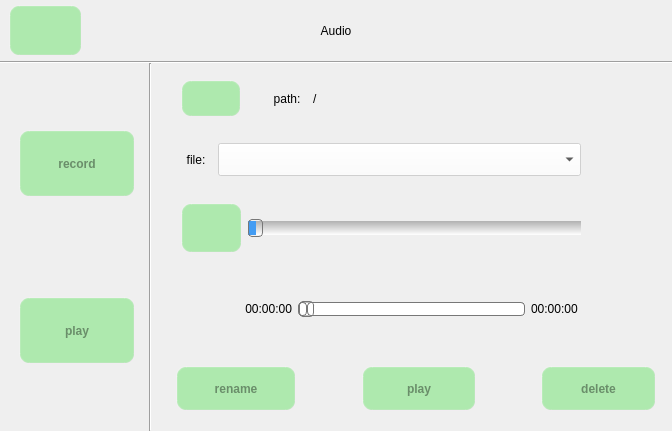
Before: the Qt Designer form voice.ui in jizizihe/baijie_demo, drawn with Qt 5.
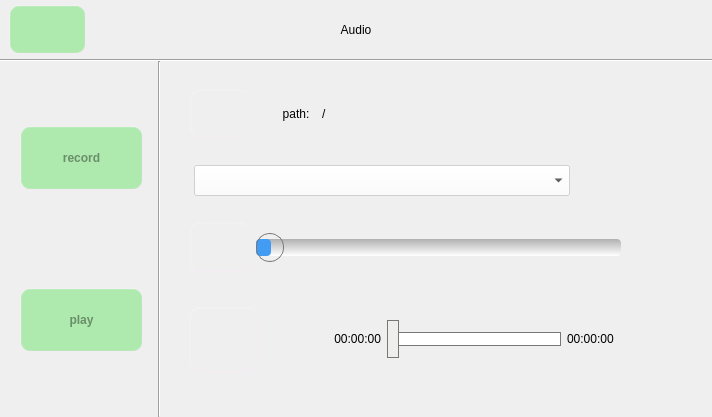
After: the same form once the commit is applied. The open tabs and pages were chosen to show the change. Icons and pictures are not drawn. Custom widgets are drawn as their Qt base class.

```diff
--- a/voice.ui
+++ b/voice.ui
@@ -9,8 +9,8 @@
    <rect>
     <x>0</x>
     <y>0</y>
-    <width>672</width>
-    <height>431</height>
+    <width>712</width>
+    <height>417</height>
    </rect>
   </property>
   <property name="sizePolicy">
@@ -774,7 +774,7 @@
               <verstretch>0</verstretch>
              </sizepolicy>
             </property>
-            <layout class="QGridLayout" name="gridLayout_2" rowstretch="1,3,2,3,2,3,3,2,3,3">
+            <layout class="QGridLayout" name="gridLayout_2" rowstretch="2,3,2,3,2,3,3,3,3">
              <property name="leftMargin">
               <number>0</number>
              </property>
@@ -785,297 +785,11 @@
               <number>0</number>
              </property>
              <property name="bottomMargin">
-              <number>20</number>
+              <number>10</number>
              </property>
              <property name="spacing">
               <number>0</number>
              </property>
-             <item row="0" column="0">
-              <spacer name="verticalSpacer_12">
-               <property name="orientation">
-                <enum>Qt::Vertical</enum>
-               </property>
-               <property name="sizeHint" stdset="0">
-                <size>
-                 <width>20</width>
-                 <height>40</height>
-                </size>
-               </property>
-              </spacer>
-             </item>
-             <item row="1" column="0">
-              <widget class="QWidget" name="widget_6" native="true">
-               <layout class="QHBoxLayout" name="horizontalLayout_12" stretch="1,2,2,11,1">
-                <property name="leftMargin">
-                 <number>0</number>
-                </property>
-                <property name="topMargin">
-                 <number>0</number>
-                </property>
-                <property name="rightMargin">
-                 <number>0</number>
-                </property>
-                <property name="bottomMargin">
-                 <number>0</number>
-                </property>
-                <item>
-                 <spacer name="horizontalSpacer_21">
-                  <property name="orientation">
-                   <enum>Qt::Horizontal</enum>
-                  </property>
-                  <property name="sizeHint" stdset="0">
-                   <size>
-                    <width>39</width>
-                    <height>20</height>
-                   </size>
-                  </property>
-                 </spacer>
-                </item>
-                <item>
-                 <widget class="QPushButton" name="choose_btn">
-                  <property name="sizePolicy">
-                   <sizepolicy hsizetype="Minimum" vsizetype="Minimum">
-                    <horstretch>0</horstretch>
-                    <verstretch>0</verstretch>
-                   </sizepolicy>
-                  </property>
-                  <property name="minimumSize">
-                   <size>
-                    <width>0</width>
-                    <height>0</height>
-                   </size>
-                  </property>
-                  <property name="text">
-                   <string/>
-                  </property>
-                  <property name="icon">
-                   <iconset resource="translation.qrc">
-                    <normaloff>:/button_image/open.png</normaloff>:/button_image/open.png</iconset>
-                  </property>
-                  <property name="iconSize">
-                   <size>
-                    <width>32</width>
-                    <height>32</height>
-                   </size>
-                  </property>
-                 </widget>
-                </item>
-                <item>
-                 <widget class="QLabel" name="label">
-                  <property name="sizePolicy">
-                   <sizepolicy hsizetype="Minimum" vsizetype="Minimum">
-                    <horstretch>0</horstretch>
-                    <verstretch>0</verstretch>
-                   </sizepolicy>
-                  </property>
-                  <property name="minimumSize">
-                   <size>
-                    <width>0</width>
-                    <height>0</height>
-                   </size>
-                  </property>
-                  <property name="maximumSize">
-                   <size>
-                    <width>16777215</width>
-                    <height>16777215</height>
-                   </size>
-                  </property>
-                  <property name="text">
-                   <string>path:  </string>
-                  </property>
-                  <property name="alignment">
-                   <set>Qt::AlignRight|Qt::AlignTrailing|Qt::AlignVCenter</set>
-                  </property>
-                 </widget>
-                </item>
-                <item>
-                 <widget class="QLabel" name="pathname_2">
-                  <property name="sizePolicy">
-                   <sizepolicy hsizetype="Minimum" vsizetype="Minimum">
-                    <horstretch>0</horstretch>
-                    <verstretch>0</verstretch>
-                   </sizepolicy>
-                  </property>
-                  <property name="minimumSize">
-                   <size>
-                    <width>0</width>
-                    <height>0</height>
-                   </size>
-                  </property>
-                  <property name="maximumSize">
-                   <size>
-                    <width>16777215</width>
-                    <height>16777215</height>
-                   </size>
-                  </property>
-                  <property name="layoutDirection">
-                   <enum>Qt::LeftToRight</enum>
-                  </property>
-                  <property name="text">
-                   <string>/ </string>
-                  </property>
-                  <property name="alignment">
-                   <set>Qt::AlignLeading|Qt::AlignLeft|Qt::AlignVCenter</set>
-                  </property>
-                  <property name="margin">
-                   <number>5</number>
-                  </property>
-                 </widget>
-                </item>
-                <item>
-                 <spacer name="horizontalSpacer_22">
-                  <property name="orientation">
-                   <enum>Qt::Horizontal</enum>
-                  </property>
-                  <property name="sizeHint" stdset="0">
-                   <size>
-                    <width>39</width>
-                    <height>20</height>
-                   </size>
-                  </property>
-                 </spacer>
-                </item>
-               </layout>
-              </widget>
-             </item>
-             <item row="2" column="0">
-              <spacer name="verticalSpacer_11">
-               <property name="orientation">
-                <enum>Qt::Vertical</enum>
-               </property>
-               <property name="sizeHint" stdset="0">
-                <size>
-                 <width>20</width>
-                 <height>40</height>
-                </size>
-               </property>
-              </spacer>
-             </item>
-             <item row="3" column="0">
-              <widget class="QWidget" name="widget_10" native="true">
-               <property name="sizePolicy">
-                <sizepolicy hsizetype="Minimum" vsizetype="Minimum">
-                 <horstretch>0</horstretch>
-                 <verstretch>0</verstretch>
-                </sizepolicy>
-               </property>
-               <property name="minimumSize">
-                <size>
-                 <width>0</width>
-                 <height>0</height>
-                </size>
-               </property>
-               <property name="maximumSize">
-                <size>
-                 <width>16777215</width>
-                 <height>16777215</height>
-                </size>
-               </property>
-               <property name="layoutDirection">
-                <enum>Qt::LeftToRight</enum>
-               </property>
-               <layout class="QHBoxLayout" name="horizontalLayout_3" stretch="1,1,12,3">
-                <property name="spacing">
-                 <number>6</number>
-                </property>
-                <property name="leftMargin">
-                 <number>0</number>
-                </property>
-                <property name="topMargin">
-                 <number>2</number>
-                </property>
-                <property name="rightMargin">
-                 <number>0</number>
-                </property>
-                <property name="bottomMargin">
-                 <number>2</number>
-                </property>
-                <item>
-                 <spacer name="horizontalSpacer_17">
-                  <property name="orientation">
-                   <enum>Qt::Horizontal</enum>
-                  </property>
-                  <property name="sizeHint" stdset="0">
-                   <size>
-                    <width>40</width>
-                    <height>20</height>
-                   </size>
-                  </property>
-                 </spacer>
-                </item>
-                <item>
-                 <widget class="QLabel" name="label_2">
-                  <property name="sizePolicy">
-                   <sizepolicy hsizetype="Minimum" vsizetype="Minimum">
-                    <horstretch>0</horstretch>
-                    <verstretch>0</verstretch>
-                   </sizepolicy>
-                  </property>
-                  <property name="text">
-                   <string> file:  </string>
-                  </property>
-                  <property name="alignment">
-                   <set>Qt::AlignRight|Qt::AlignTrailing|Qt::AlignVCenter</set>
-                  </property>
-                 </widget>
-                </item>
-                <item>
-                 <widget class="QComboBox" name="combox">
-                  <property name="sizePolicy">
-                   <sizepolicy hsizetype="Minimum" vsizetype="Minimum">
-                    <horstretch>0</horstretch>
-                    <verstretch>0</verstretch>
-                   </sizepolicy>
-                  </property>
-                  <property name="minimumSize">
-                   <size>
-                    <width>0</width>
-                    <height>0</height>
-                   </size>
-                  </property>
-                  <property name="maximumSize">
-                   <size>
-                    <width>16777215</width>
-                    <height>16777215</height>
-                   </size>
-                  </property>
-                  <property name="layoutDirection">
-                   <enum>Qt::LeftToRight</enum>
-                  </property>
-                  <property name="styleSheet">
-                   <string notr="true"/>
-                  </property>
-                 </widget>
-                </item>
-                <item>
-                 <spacer name="horizontalSpacer">
-                  <property name="orientation">
-                   <enum>Qt::Horizontal</enum>
-                  </property>
-                  <property name="sizeHint" stdset="0">
-                   <size>
-                    <width>40</width>
-                    <height>20</height>
-                   </size>
-                  </property>
-                 </spacer>
-                </item>
-               </layout>
-              </widget>
-             </item>
-             <item row="4" column="0">
-              <spacer name="verticalSpacer_8">
-               <property name="orientation">
-                <enum>Qt::Vertical</enum>
-               </property>
-               <property name="sizeHint" stdset="0">
-                <size>
-                 <width>20</width>
-                 <height>40</height>
-                </size>
-               </property>
-              </spacer>
-             </item>
              <item row="5" column="0">
               <widget class="QWidget" name="widget_2" native="true">
                <property name="sizePolicy">
@@ -1090,7 +804,7 @@
                  <height>70</height>
                 </size>
                </property>
-               <layout class="QHBoxLayout" name="horizontalLayout_6" stretch="1,2,11,3">
+               <layout class="QHBoxLayout" name="horizontalLayout_6" stretch="1,1,12,3">
                 <property name="leftMargin">
                  <number>0</number>
                 </property>
@@ -1136,6 +850,11 @@
                     <height>16777215</height>
                    </size>
                   </property>
+                  <property name="styleSheet">
+                   <string notr="true">background-color:transparent;
+border-image: url(:/button_image/voice/sound_u.svg);
+</string>
+                  </property>
                   <property name="text">
                    <string/>
                   </property>
@@ -1180,31 +899,31 @@
                   <property name="styleSheet">
                    <string notr="true">QSlider
 {
-    border-style: outset;
-    border-radius: 20px;
+    border-style: outset;  
 }
   
 QSlider::groove:horizontal
 {
-  height: 14px;
-background: white;  
+    height: 17px;
+    background: white;  
     background: qlineargradient(x1:0, y1:0, x2:0, y2:1, stop:0 #B1B1B1, stop:1 white);
-       margin: 0px 0;                                         
+    margin: 0px 0; 
+    border-radius: 4px;                                        
 }
 
 QSlider::sub-page:horizontal{                               
- background: qlineargradient(spread:pad, x1:0, y1:1, x2:0, y2:0, stop:0 #439cf3, stop:0.25 #439cf3, stop:0.5 #439cf3, stop:1 #439cf3);                     
+ background: qlineargradient(spread:pad, x1:0, y1:1, x2:0, y2:0, stop:0 #439cf3, stop:0.25 #439cf3, stop:0.5 #439cf3, stop:1 #439cf3);     
+ border-radius: 4px;                    
 }
 QSlider::handle:horizontal
 {
     background: qlineargradient(x1:0, y1:0, x2:1, y2:1,  
-    stop:0 #eee, stop:1 #ccc);  
-border: 1px solid #777;  
-width: 13px;  
-margin-top: -2px;  
-margin-bottom: -2px;  
-border-radius: 4px;  
-
+    stop:0 #fff, stop:1 #fff);  
+    border: 1px solid #777;  
+    width: 26px;  
+    margin-top: -6px;  
+    margin-bottom: -6px;  
+    border-radius: 14px;  
 }</string>
                   </property>
                   <property name="orientation">
@@ -1241,9 +960,345 @@
                </property>
               </spacer>
              </item>
+             <item row="4" column="0">
+              <spacer name="verticalSpacer_8">
+               <property name="orientation">
+                <enum>Qt::Vertical</enum>
+               </property>
+               <property name="sizeHint" stdset="0">
+                <size>
+                 <width>20</width>
+                 <height>40</height>
+                </size>
+               </property>
+              </spacer>
+             </item>
+             <item row="3" column="0">
+              <widget class="QWidget" name="widget_10" native="true">
+               <property name="sizePolicy">
+                <sizepolicy hsizetype="Minimum" vsizetype="Minimum">
+                 <horstretch>0</horstretch>
+                 <verstretch>0</verstretch>
+                </sizepolicy>
+               </property>
+               <property name="minimumSize">
+                <size>
+                 <width>0</width>
+                 <height>0</height>
+                </size>
+               </property>
+               <property name="maximumSize">
+                <size>
+                 <width>16777215</width>
+                 <height>16777215</height>
+                </size>
+               </property>
+               <property name="layoutDirection">
+                <enum>Qt::LeftToRight</enum>
+               </property>
+               <layout class="QHBoxLayout" name="horizontalLayout_3" stretch="1,11,1,1,1">
+                <property name="spacing">
+                 <number>6</number>
+                </property>
+                <property name="leftMargin">
+                 <number>0</number>
+                </property>
+                <property name="topMargin">
+                 <number>2</number>
+                </property>
+                <property name="rightMargin">
+                 <number>0</number>
+                </property>
+                <property name="bottomMargin">
+                 <number>2</number>
+                </property>
+                <item>
+                 <spacer name="horizontalSpacer_17">
+                  <property name="orientation">
+                   <enum>Qt::Horizontal</enum>
+                  </property>
+                  <property name="sizeHint" stdset="0">
+                   <size>
+                    <width>40</width>
+                    <height>20</height>
+                   </size>
+                  </property>
+                 </spacer>
+                </item>
+                <item>
+                 <widget class="QComboBox" name="combox">
+                  <property name="sizePolicy">
+                   <sizepolicy hsizetype="Minimum" vsizetype="Minimum">
+                    <horstretch>0</horstretch>
+                    <verstretch>0</verstretch>
+                   </sizepolicy>
+                  </property>
+                  <property name="minimumSize">
+                   <size>
+                    <width>0</width>
+                    <height>0</height>
+                   </size>
+                  </property>
+                  <property name="maximumSize">
+                   <size>
+                    <width>16777215</width>
+                    <height>16777215</height>
+                   </size>
+                  </property>
+                  <property name="layoutDirection">
+                   <enum>Qt::LeftToRight</enum>
+                  </property>
+                  <property name="styleSheet">
+                   <string notr="true"/>
+                  </property>
+                 </widget>
+                </item>
+                <item>
+                 <widget class="QPushButton" name="btn_rename">
+                  <property name="sizePolicy">
+                   <sizepolicy hsizetype="Minimum" vsizetype="Minimum">
+                    <horstretch>0</horstretch>
+                    <verstretch>0</verstretch>
+                   </sizepolicy>
+                  </property>
+                  <property name="minimumSize">
+                   <size>
+                    <width>0</width>
+                    <height>0</height>
+                   </size>
+                  </property>
+                  <property name="maximumSize">
+                   <size>
+                    <width>16777215</width>
+                    <height>16777215</height>
+                   </size>
+                  </property>
+                  <property name="font">
+                   <font>
+                    <weight>75</weight>
+                    <bold>true</bold>
+                   </font>
+                  </property>
+                  <property name="layoutDirection">
+                   <enum>Qt::LeftToRight</enum>
+                  </property>
+                  <property name="styleSheet">
+                   <string notr="true">background-color:transparent;
+border-color: transparent;
+</string>
+                  </property>
+                  <property name="icon">
+                   <iconset resource="translation.qrc">
+                    <normaloff>:/button_image/voice/rename.svg</normaloff>:/button_image/voice/rename.svg</iconset>
+                  </property>
+                  <property name="iconSize">
+                   <size>
+                    <width>58</width>
+                    <height>48</height>
+                   </size>
+                  </property>
+                 </widget>
+                </item>
+                <item>
+                 <widget class="QPushButton" name="btn_delete">
+                  <property name="sizePolicy">
+                   <sizepolicy hsizetype="Minimum" vsizetype="Minimum">
+                    <horstretch>0</horstretch>
+                    <verstretch>0</verstretch>
+                   </sizepolicy>
+                  </property>
+                  <property name="minimumSize">
+                   <size>
+                    <width>0</width>
+                    <height>0</height>
+                   </size>
+                  </property>
+                  <property name="maximumSize">
+                   <size>
+                    <width>16777215</width>
+                    <height>16777215</height>
+                   </size>
+                  </property>
+                  <property name="font">
+                   <font>
+                    <weight>75</weight>
+                    <italic>false</italic>
+                    <bold>true</bold>
+                   </font>
+                  </property>
+                  <property name="layoutDirection">
+                   <enum>Qt::LeftToRight</enum>
+                  </property>
+                  <property name="styleSheet">
+                   <string notr="true">background-color:transparent;
+border-color: transparent;</string>
+                  </property>
+                  <property name="icon">
+                   <iconset resource="translation.qrc">
+                    <normaloff>:/button_image/voice/del.svg</normaloff>:/button_image/voice/del.svg</iconset>
+                  </property>
+                  <property name="iconSize">
+                   <size>
+                    <width>58</width>
+                    <height>48</height>
+                   </size>
+                  </property>
+                 </widget>
+                </item>
+                <item>
+                 <spacer name="horizontalSpacer">
+                  <property name="orientation">
+                   <enum>Qt::Horizontal</enum>
+                  </property>
+                  <property name="sizeHint" stdset="0">
+                   <size>
+                    <width>40</width>
+                    <height>20</height>
+                   </size>
+                  </property>
+                 </spacer>
+                </item>
+               </layout>
+              </widget>
+             </item>
+             <item row="1" column="0">
+              <widget class="QWidget" name="widget_6" native="true">
+               <layout class="QHBoxLayout" name="horizontalLayout_12" stretch="1,1,2,12,1">
+                <property name="leftMargin">
+                 <number>0</number>
+                </property>
+                <property name="topMargin">
+                 <number>0</number>
+                </property>
+                <property name="rightMargin">
+                 <number>0</number>
+                </property>
+                <property name="bottomMargin">
+                 <number>0</number>
+                </property>
+                <item>
+                 <spacer name="horizontalSpacer_21">
+                  <property name="orientation">
+                   <enum>Qt::Horizontal</enum>
+                  </property>
+                  <property name="sizeHint" stdset="0">
+                   <size>
+                    <width>39</width>
+                    <height>20</height>
+                   </size>
+                  </property>
+                 </spacer>
+                </item>
+                <item>
+                 <widget class="QPushButton" name="btn_chooseFile">
+                  <property name="sizePolicy">
+                   <sizepolicy hsizetype="Minimum" vsizetype="Minimum">
+                    <horstretch>0</horstretch>
+                    <verstretch>0</verstretch>
+                   </sizepolicy>
+                  </property>
+                  <property name="minimumSize">
+                   <size>
+                    <width>60</width>
+                    <height>50</height>
+                   </size>
+                  </property>
+                  <property name="styleSheet">
+                   <string notr="true"> background-color:transparent;
+ border-image: url(:/button_image/udevt.svg);</string>
+                  </property>
+                  <property name="text">
+                   <string/>
+                  </property>
+                  <property name="iconSize">
+                   <size>
+                    <width>32</width>
+                    <height>32</height>
+                   </size>
+                  </property>
+                 </widget>
+                </item>
+                <item>
+                 <widget class="QLabel" name="lbl_path">
+                  <property name="sizePolicy">
+                   <sizepolicy hsizetype="Minimum" vsizetype="Minimum">
+                    <horstretch>0</horstretch>
+                    <verstretch>0</verstretch>
+                   </sizepolicy>
+                  </property>
+                  <property name="minimumSize">
+                   <size>
+                    <width>0</width>
+                    <height>0</height>
+                   </size>
+                  </property>
+                  <property name="maximumSize">
+                   <size>
+                    <width>16777215</width>
+                    <height>16777215</height>
+                   </size>
+                  </property>
+                  <property name="text">
+                   <string>path:  </string>
+                  </property>
+                  <property name="alignment">
+                   <set>Qt::AlignRight|Qt::AlignTrailing|Qt::AlignVCenter</set>
+                  </property>
+                 </widget>
+                </item>
+                <item>
+                 <widget class="QLabel" name="lbl_pathValue">
+                  <property name="sizePolicy">
+                   <sizepolicy hsizetype="Minimum" vsizetype="Minimum">
+                    <horstretch>0</horstretch>
+                    <verstretch>0</verstretch>
+                   </sizepolicy>
+                  </property>
+                  <property name="minimumSize">
+                   <size>
+                    <width>0</width>
+                    <height>0</height>
+                   </size>
+                  </property>
+                  <property name="maximumSize">
+                   <size>
+                    <width>16777215</width>
+                    <height>16777215</height>
+                   </size>
+                  </property>
+                  <property name="layoutDirection">
+                   <enum>Qt::LeftToRight</enum>
+                  </property>
+                  <property name="text">
+                   <string>/ </string>
+                  </property>
+                  <property name="alignment">
+                   <set>Qt::AlignLeading|Qt::AlignLeft|Qt::AlignVCenter</set>
+                  </property>
+                  <property name="margin">
+                   <number>5</number>
+                  </property>
+                 </widget>
+                </item>
+                <item>
+                 <spacer name="horizontalSpacer_22">
+                  <property name="orientation">
+                   <enum>Qt::Horizontal</enum>
+                  </property>
+                  <property name="sizeHint" stdset="0">
+                   <size>
+                    <width>39</width>
+                    <height>20</height>
+                   </size>
+                  </property>
+                 </spacer>
+                </item>
+               </layout>
+              </widget>
+             </item>
              <item row="7" column="0">
               <widget class="QWidget" name="widget_11" native="true">
-               <layout class="QHBoxLayout" name="horizontalLayout_9" stretch="1,4,8,4,1">
+               <layout class="QHBoxLayout" name="horizontalLayout_9" stretch="1,1,4,6,4,1">
                 <property name="spacing">
                  <number>6</number>
                 </property>
@@ -1273,7 +1328,47 @@
                  </spacer>
                 </item>
                 <item>
-                 <widget class="QLabel" name="label_timeend">
+                 <widget class="QPushButton" name="btn_playVoice">
+                  <property name="sizePolicy">
+                   <sizepolicy hsizetype="Minimum" vsizetype="Minimum">
+                    <horstretch>0</horstretch>
+                    <verstretch>0</verstretch>
+                   </sizepolicy>
+                  </property>
+                  <property name="minimumSize">
+                   <size>
+                    <width>70</width>
+                    <height>65</height>
+                   </size>
+                  </property>
+                  <property name="maximumSize">
+                   <size>
+                    <width>16777215</width>
+                    <height>16777215</height>
+                   </size>
+                  </property>
+                  <property name="font">
+                   <font>
+                    <weight>75</weight>
+                    <bold>true</bold>
+                   </font>
+                  </property>
+                  <property name="layoutDirection">
+                   <enum>Qt::LeftToRight</enum>
+                  </property>
+                  <property name="styleSheet">
+                   <string notr="true">background-color:transparent;border-image: url(:/button_image/voice/play.svg);</string>
+                  </property>
+                  <property name="iconSize">
+                   <size>
+                    <width>32</width>
+                    <height>32</height>
+                   </size>
+                  </property>
+                 </widget>
+                </item>
+                <item>
+                 <widget class="QLabel" name="lbl_timeEnd">
                   <property name="sizePolicy">
                    <sizepolicy hsizetype="Minimum" vsizetype="Minimum">
                     <horstretch>0</horstretch>
@@ -1314,13 +1409,13 @@
                   <property name="minimumSize">
                    <size>
                     <width>0</width>
-                    <height>40</height>
+                    <height>0</height>
                    </size>
                   </property>
                   <property name="maximumSize">
                    <size>
                     <width>16777215</width>
-                    <height>40</height>
+                    <height>16777215</height>
                    </size>
                   </property>
                   <property name="layoutDirection">
@@ -1328,35 +1423,31 @@
                   </property>
                   <property name="styleSheet">
                    <string notr="true">QSlider::groove:horizontal {  
-border: 1px solid #bbb;  
-background: white;  
-height: 12px;  
-border-radius: 4px;  
+   border: 1px solid #bbb;  
+   background: white;  
+   height: 12px;  
+   border-radius: 2px;  
 }  
   
 QSlider::sub-page:horizontal {  
-background: qlineargradient(x1: 0, y1: 0.2, x2: 1, y2: 1,  
-    stop: 0 #bbf, stop: 1 #55f);  
-border: 1px solid #777;  
-height: 10px;  
-border-radius: 4px;  
+   background-color: rgb(215, 234, 244);
+   border: 1px solid #777;  
 }  
   
 QSlider::add-page:horizontal {  
-background: #fff;  
-border: 1px solid #777;  
-height: 10px;  
-border-radius: 4px;  
+   background: #fff;  
+   border: 1px solid #777;  
 }  
   
 QSlider::handle:horizontal {  
-background: qlineargradient(x1:0, y1:0, x2:1, y2:1,  
-    stop:0 #eee, stop:1 #ccc);  
-border: 1px solid #777;  
-width: 13px;  
-margin-top: -2px;  
-margin-bottom: -2px;  
-border-radius: 4px;  
+   background-color: rgb(238, 238, 236);
+   border: 1px solid #777;  
+   width: 10px;  
+   margin-top: -13px;  
+   margin-bottom: -13px;  
+   margin-left: -1px;  
+   margin-right: -1px;  
+   height: 12px;  
 }</string>
                   </property>
                   <property name="orientation">
@@ -1418,238 +1509,31 @@
                </property>
               </spacer>
              </item>
-             <item row="9" column="0">
-              <widget class="QWidget" name="widget_8" native="true">
-               <property name="sizePolicy">
-                <sizepolicy hsizetype="Minimum" vsizetype="Minimum">
-                 <horstretch>0</horstretch>
-                 <verstretch>0</verstretch>
-                </sizepolicy>
+             <item row="0" column="0">
+              <spacer name="verticalSpacer_12">
+               <property name="orientation">
+                <enum>Qt::Vertical</enum>
                </property>
-               <property name="minimumSize">
+               <property name="sizeHint" stdset="0">
                 <size>
-                 <width>0</width>
-                 <height>0</height>
+                 <width>20</width>
+                 <height>40</height>
                 </size>
                </property>
-               <property name="maximumSize">
+              </spacer>
+             </item>
+             <item row="2" column="0">
+              <spacer name="verticalSpacer_11">
+               <property name="orientation">
+                <enum>Qt::Vertical</enum>
+               </property>
+               <property name="sizeHint" stdset="0">
                 <size>
-                 <width>16777215</width>
-                 <height>16777215</height>
+                 <width>20</width>
+                 <height>40</height>
                 </size>
                </property>
-               <layout class="QHBoxLayout" name="horizontalLayout_2" stretch="1,7,4,7,4,7,1">
-                <property name="spacing">
-                 <number>0</number>
-                </property>
-                <property name="leftMargin">
-                 <number>9</number>
-                </property>
-                <property name="topMargin">
-                 <number>0</number>
-                </property>
-                <property name="rightMargin">
-                 <number>0</number>
-                </property>
-                <property name="bottomMargin">
-                 <number>0</number>
-                </property>
-                <item>
-                 <spacer name="horizontalSpacer_19">
-                  <property name="orientation">
-                   <enum>Qt::Horizontal</enum>
-                  </property>
-                  <property name="sizeHint" stdset="0">
-                   <size>
-                    <width>40</width>
-                    <height>20</height>
-                   </size>
-                  </property>
-                 </spacer>
-                </item>
-                <item>
-                 <widget class="QPushButton" name="btn_rename">
-                  <property name="sizePolicy">
-                   <sizepolicy hsizetype="Minimum" vsizetype="Minimum">
-                    <horstretch>0</horstretch>
-                    <verstretch>0</verstretch>
-                   </sizepolicy>
-                  </property>
-                  <property name="minimumSize">
-                   <size>
-                    <width>120</width>
-                    <height>45</height>
-                   </size>
-                  </property>
-                  <property name="maximumSize">
-                   <size>
-                    <width>16777215</width>
-                    <height>16777215</height>
-                   </size>
-                  </property>
-                  <property name="font">
-                   <font>
-                    <weight>75</weight>
-                    <bold>true</bold>
-                   </font>
-                  </property>
-                  <property name="layoutDirection">
-                   <enum>Qt::LeftToRight</enum>
-                  </property>
-                  <property name="styleSheet">
-                   <string notr="true"/>
-                  </property>
-                  <property name="text">
-                   <string>rename</string>
-                  </property>
-                  <property name="icon">
-                   <iconset resource="translation.qrc">
-                    <normaloff>:/button_image/rename.svg</normaloff>:/button_image/rename.svg</iconset>
-                  </property>
-                  <property name="iconSize">
-                   <size>
-                    <width>32</width>
-                    <height>32</height>
-                   </size>
-                  </property>
-                 </widget>
-                </item>
-                <item>
-                 <spacer name="horizontalSpacer_4">
-                  <property name="orientation">
-                   <enum>Qt::Horizontal</enum>
-                  </property>
-                  <property name="sizeHint" stdset="0">
-                   <size>
-                    <width>40</width>
-                    <height>20</height>
-                   </size>
-                  </property>
-                 </spacer>
-                </item>
-                <item>
-                 <widget class="QPushButton" name="btn_paly">
-                  <property name="sizePolicy">
-                   <sizepolicy hsizetype="Minimum" vsizetype="Minimum">
-                    <horstretch>0</horstretch>
-                    <verstretch>0</verstretch>
-                   </sizepolicy>
-                  </property>
-                  <property name="minimumSize">
-                   <size>
-                    <width>90</width>
-                    <height>45</height>
-                   </size>
-                  </property>
-                  <property name="maximumSize">
-                   <size>
-                    <width>16777215</width>
-                    <height>16777215</height>
-                   </size>
-                  </property>
-                  <property name="font">
-                   <font>
-                    <weight>75</weight>
-                    <bold>true</bold>
-                   </font>
-                  </property>
-                  <property name="layoutDirection">
-                   <enum>Qt::LeftToRight</enum>
-                  </property>
-                  <property name="styleSheet">
-                   <string notr="true"/>
-                  </property>
-                  <property name="text">
-                   <string>play</string>
-                  </property>
-                  <property name="icon">
-                   <iconset resource="translation.qrc">
-                    <normaloff>:/button_image/voice/start.png</normaloff>:/button_image/voice/start.png</iconset>
-                  </property>
-                  <property name="iconSize">
-                   <size>
-                    <width>32</width>
-                    <height>32</height>
-                   </size>
-                  </property>
-                 </widget>
-                </item>
-                <item>
-                 <spacer name="horizontalSpacer_5">
-                  <property name="orientation">
-                   <enum>Qt::Horizontal</enum>
-                  </property>
-                  <property name="sizeHint" stdset="0">
-                   <size>
-                    <width>40</width>
-                    <height>20</height>
-                   </size>
-                  </property>
-                 </spacer>
-                </item>
-                <item>
-                 <widget class="QPushButton" name="btn_paly_2">
-                  <property name="sizePolicy">
-                   <sizepolicy hsizetype="Minimum" vsizetype="Minimum">
-                    <horstretch>0</horstretch>
-                    <verstretch>0</verstretch>
-                   </sizepolicy>
-                  </property>
-                  <property name="minimumSize">
-                   <size>
-                    <width>115</width>
-                    <height>45</height>
-                   </size>
-                  </property>
-                  <property name="maximumSize">
-                   <size>
-                    <width>16777215</width>
-                    <height>16777215</height>
-                   </size>
-                  </property>
-                  <property name="font">
-                   <font>
-                    <weight>75</weight>
-                    <italic>false</italic>
-                    <bold>true</bold>
-                   </font>
-                  </property>
-                  <property name="layoutDirection">
-                   <enum>Qt::LeftToRight</enum>
-                  </property>
-                  <property name="styleSheet">
-                   <string notr="true"/>
-                  </property>
-                  <property name="text">
-                   <string>delete</string>
-                  </property>
-                  <property name="icon">
-                   <iconset resource="translation.qrc">
-                    <normaloff>:/button_image/del.png</normaloff>:/button_image/del.png</iconset>
-                  </property>
-                  <property name="iconSize">
-                   <size>
-                    <width>32</width>
-                    <height>32</height>
-                   </size>
-                  </property>
-                 </widget>
-                </item>
-                <item>
-                 <spacer name="horizontalSpacer_14">
-                  <property name="orientation">
-                   <enum>Qt::Horizontal</enum>
-                  </property>
-                  <property name="sizeHint" stdset="0">
-                   <size>
-                    <width>40</width>
-                    <height>20</height>
-                   </size>
-                  </property>
-                 </spacer>
-                </item>
-               </layout>
-              </widget>
+              </spacer>
              </item>
             </layout>
            </widget>
```
Left out of the diff: 49 changed lines with no effect on the pictures.
